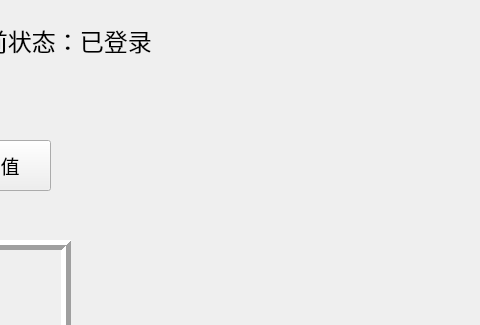
First picture: the form in export_form.ui, repository vaca22/pyqt_listview, before the edit; both pictures show x 320 to 800 and y 0 to 325 of the 800 by 500 pixel window.
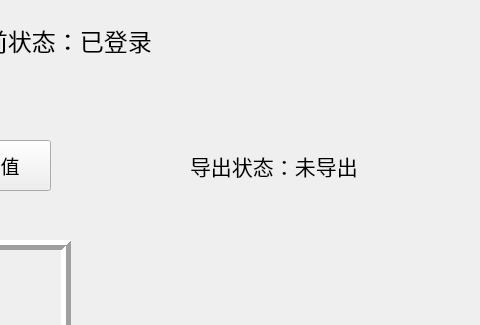
Second picture: the form after the edit.

```diff
--- a/export_form.ui
+++ b/export_form.ui
@@ -224,6 +224,24 @@
     <string>充值</string>
    </property>
   </widget>
+  <widget class="QLabel" name="export_status">
+   <property name="geometry">
+    <rect>
+     <x>510</x>
+     <y>140</y>
+     <width>221</width>
+     <height>51</height>
+    </rect>
+   </property>
+   <property name="font">
+    <font>
+     <pointsize>16</pointsize>
+    </font>
+   </property>
+   <property name="text">
+    <string>导出状态：未导出</string>
+   </property>
+  </widget>
  </widget>
  <resources/>
  <connections/>
```
